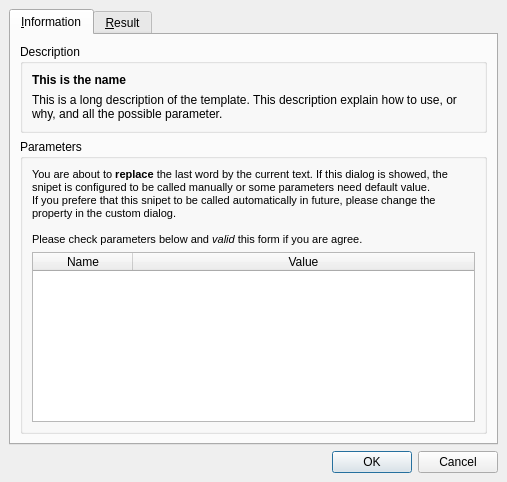
Qt form framework/snipets/callsnipetdlg.ui (phoenix741/xinx) before a commit.
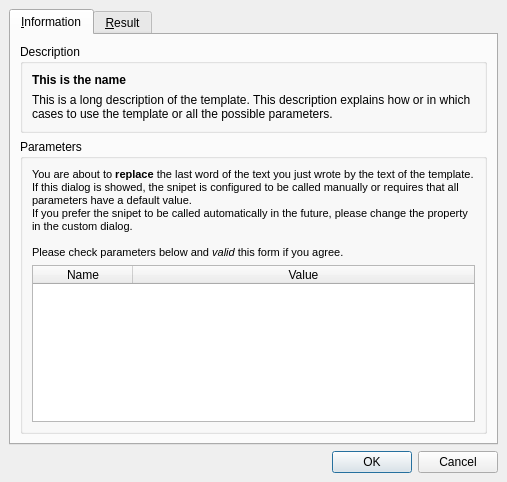
The same form after that commit.

```diff
--- a/framework/snipets/callsnipetdlg.ui
+++ b/framework/snipets/callsnipetdlg.ui
@@ -52,7 +52,7 @@
           <item>
            <widget class="QLabel" name="m_descriptionLabel">
             <property name="text">
-             <string>This is a long description of the template. This description explain how to use, or why, and all the possible parameter.</string>
+             <string>This is a long description of the template. This description explains how or in which cases to use the template or all the possible parameters.</string>
             </property>
             <property name="wordWrap">
              <bool>true</bool>
@@ -81,10 +81,10 @@
 &lt;html&gt;&lt;head&gt;&lt;meta name=&quot;qrichtext&quot; content=&quot;1&quot; /&gt;&lt;style type=&quot;text/css&quot;&gt;
 p, li { white-space: pre-wrap; }
 &lt;/style&gt;&lt;/head&gt;&lt;body style=&quot; font-family:'MS Shell Dlg 2'; font-size:8.25pt; font-weight:400; font-style:normal;&quot;&gt;
-&lt;p style=&quot; margin-top:0px; margin-bottom:0px; margin-left:0px; margin-right:0px; -qt-block-indent:0; text-indent:0px;&quot;&gt;&lt;span style=&quot; font-size:8pt;&quot;&gt;You are about to &lt;/span&gt;&lt;span style=&quot; font-size:8pt; font-weight:600;&quot;&gt;replace&lt;/span&gt;&lt;span style=&quot; font-size:8pt;&quot;&gt; the last word by the current text. If this dialog is showed, the snipet is configured to be called manually or some parameters need default value.&lt;/span&gt;&lt;/p&gt;
-&lt;p style=&quot; margin-top:0px; margin-bottom:0px; margin-left:0px; margin-right:0px; -qt-block-indent:0; text-indent:0px;&quot;&gt;&lt;span style=&quot; font-size:8pt;&quot;&gt;If you prefere that this snipet to be called automatically in future, please change the property in the custom dialog.&lt;/span&gt;&lt;/p&gt;
+&lt;p style=&quot; margin-top:0px; margin-bottom:0px; margin-left:0px; margin-right:0px; -qt-block-indent:0; text-indent:0px;&quot;&gt;&lt;span style=&quot; font-size:8pt;&quot;&gt;You are about to &lt;/span&gt;&lt;span style=&quot; font-size:8pt; font-weight:600;&quot;&gt;replace&lt;/span&gt;&lt;span style=&quot; font-size:8pt;&quot;&gt; the last word of the text you just wrote by the text of the template. If this dialog is showed, the snipet is configured to be called manually or requires that all parameters have a default value.&lt;/span&gt;&lt;/p&gt;
+&lt;p style=&quot; margin-top:0px; margin-bottom:0px; margin-left:0px; margin-right:0px; -qt-block-indent:0; text-indent:0px;&quot;&gt;&lt;span style=&quot; font-size:8pt;&quot;&gt;If you prefer the snipet to be called automatically in the future, please change the property in the custom dialog.&lt;/span&gt;&lt;/p&gt;
 &lt;p style=&quot;-qt-paragraph-type:empty; margin-top:0px; margin-bottom:0px; margin-left:0px; margin-right:0px; -qt-block-indent:0; text-indent:0px; font-size:8pt;&quot;&gt;&lt;/p&gt;
-&lt;p style=&quot; margin-top:0px; margin-bottom:0px; margin-left:0px; margin-right:0px; -qt-block-indent:0; text-indent:0px;&quot;&gt;&lt;span style=&quot; font-size:8pt;&quot;&gt;Please check parameters below and &lt;/span&gt;&lt;span style=&quot; font-size:8pt; font-style:italic;&quot;&gt;valid&lt;/span&gt;&lt;span style=&quot; font-size:8pt;&quot;&gt; this form if you are agree.&lt;/span&gt;&lt;/p&gt;&lt;/body&gt;&lt;/html&gt;</string>
+&lt;p style=&quot; margin-top:0px; margin-bottom:0px; margin-left:0px; margin-right:0px; -qt-block-indent:0; text-indent:0px;&quot;&gt;&lt;span style=&quot; font-size:8pt;&quot;&gt;Please check parameters below and &lt;/span&gt;&lt;span style=&quot; font-size:8pt; font-style:italic;&quot;&gt;valid&lt;/span&gt;&lt;span style=&quot; font-size:8pt;&quot;&gt; this form if you agree.&lt;/span&gt;&lt;/p&gt;&lt;/body&gt;&lt;/html&gt;</string>
             </property>
             <property name="wordWrap">
              <bool>true</bool>
```
Left out of the diff: 6 changed lines with no effect on the pictures.
